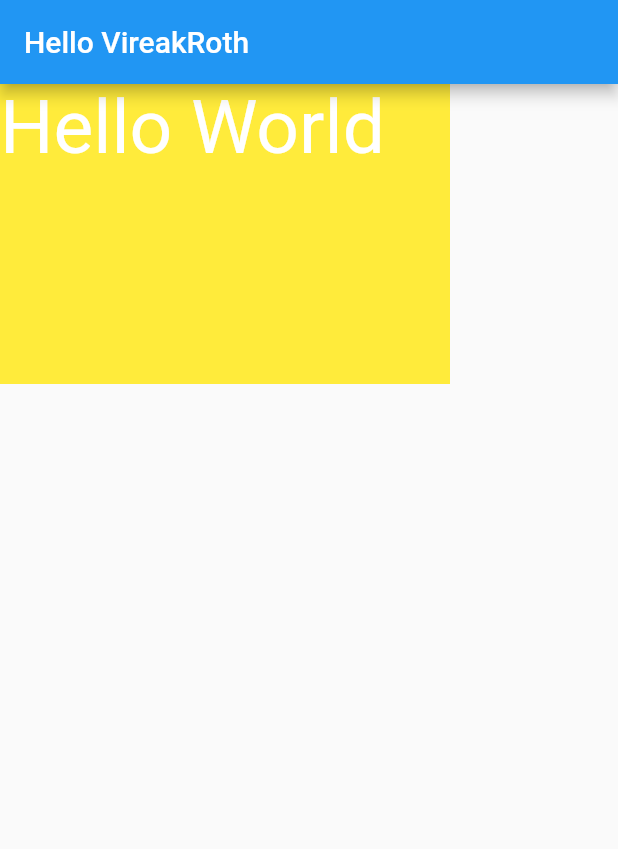
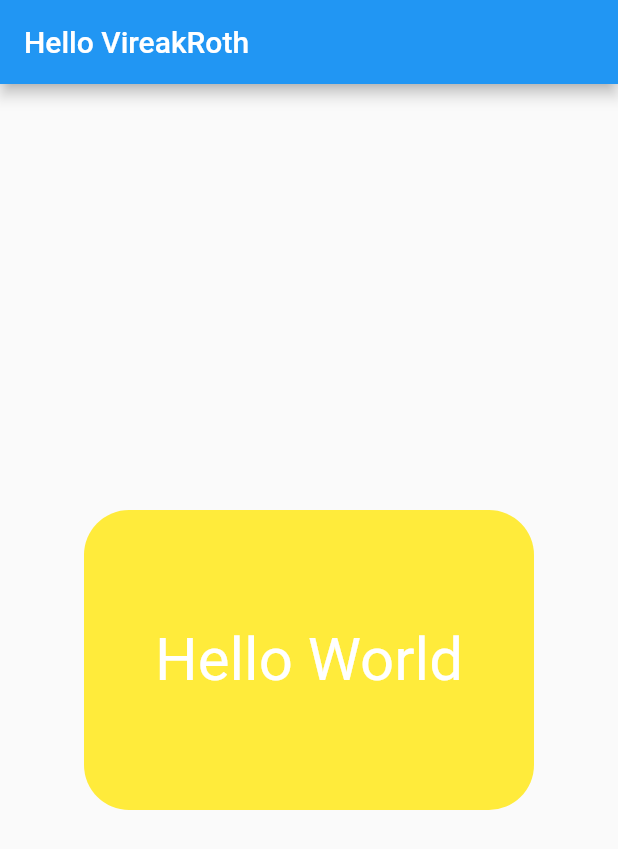
Before and after one commit to Punvireakroth/flutter_progress, a Flutter app: the screen it shows after launch, on a phone screen of 412 x 824 dp. Shown: the top 849 px of the screen. Run offline on Flutter 3.47's test engine with Material 2 defaults, Android fonts, the phone set to English and light mode, and no system bars.

Commit message:
Alignment and borderRadius

```diff
--- a/test_app/lib/main.dart
+++ b/test_app/lib/main.dart
@@ -25,13 +25,17 @@ class HomeScreen extends StatelessWidget {
       appBar: AppBar(
         title: Text("Hello VireakRoth"),
       ),
-      body: Container(
+      body: Center(
+        child: Container(
+          alignment: Alignment.center,
           width: 300,
           height: 200,
           decoration: BoxDecoration(
             color: Colors.yellow,
+            borderRadius: BorderRadius.circular(30)
           ),
-        child: Text("Hello World", style: TextStyle(fontSize: 50, color: Colors.white),),
+          child: Text("Hello World", style: TextStyle(fontSize: 40, color: Colors.white),),
+          ),
       ),
     );
   }
```
Lines whose indentation alone changed are shown as unchanged.
